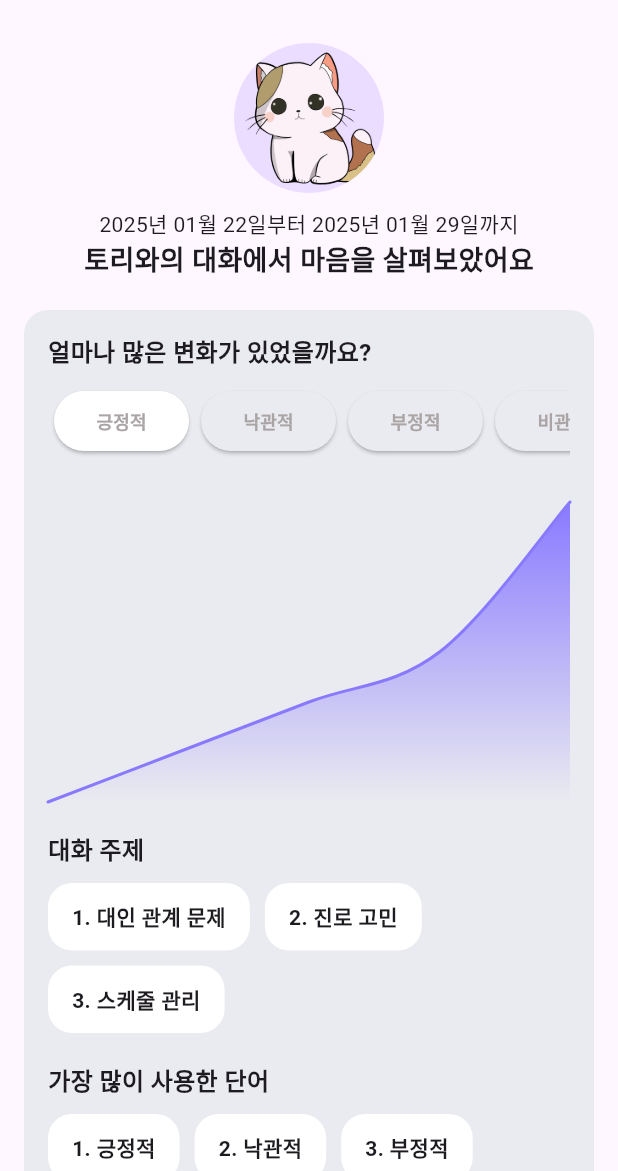
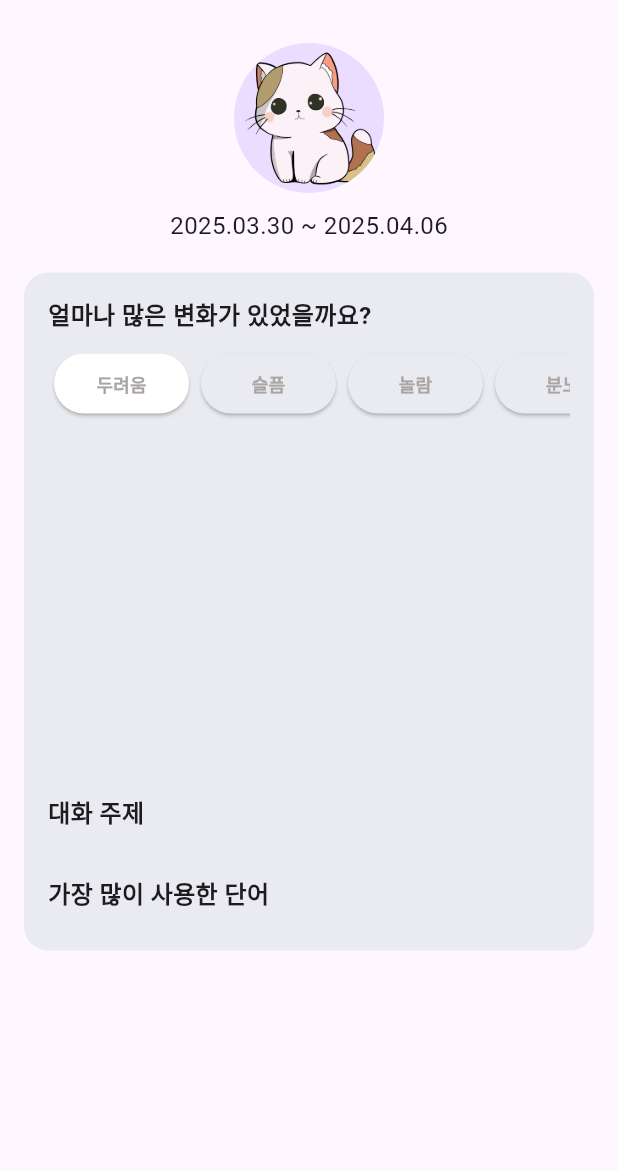
Before and after one commit to KIMjjjjjjjj/A4I, a Flutter app: the weekreport screen opened directly, on a phone screen of 412 x 824 dp, the part 65-1236 px from its top. Run offline on Flutter 3.47's test engine with Material 3 defaults, Android fonts, the phone set to English and light mode, and no system bars; drawn by our look-alikes of fl_chart; our stand-ins replace cloud_firestore, firebase_auth, firebase_core, firebase_storage, flutter_tts, geolocator and 4 more; missing offline and left inert: flutter_naver_map, mailer; accounts and stored records are empty.

Commit message:
first commit week_report feature

```diff
--- a/lib/UI/Report/week_report.dart
+++ b/lib/UI/Report/week_report.dart
@@ -2,6 +2,8 @@ import 'package:cloud_firestore/cloud_firestore.dart';
 import 'package:firebase_auth/firebase_auth.dart';
 import 'package:flutter/material.dart';
 import 'package:fl_chart/fl_chart.dart';
+import 'package:intl/intl.dart';
+import 'package:repos/UI/Report/report_date_range_selector.dart';
 import 'day_report.dart';
 
 class weekreport extends StatefulWidget {
@@ -10,11 +12,56 @@ class weekreport extends StatefulWidget {
 }
 
 class _weekreport extends State<weekreport> {
-  String selectedEmotion = "긍정적";
-  final List<String> emotions = ["긍정적", "낙관적", "부정적", "비관적", "기타"];
-
+  final User? user = FirebaseAuth.instance.currentUser;
+  List<String> topTopics = [];
+  List<String> topKeywords = [];
+  List<FlSpot> emotionSpots = [];
+  DateTime? _startDate = DateTime.now().subtract(Duration(days: 7));
+  DateTime? _endDate = DateTime.now();
+  String selectedEmotion = "두려움";
+  final List<String> emotions = ["두려움", "슬픔", "놀람", "분노", "기쁨", "기타"];
   final TextEditingController percentController = TextEditingController();
 
+  @override
+  void initState() {
+    super.initState();
+    fetchAnalysisData();
+  }
+
+  Future<void> selectEmotionData(String emotion) async {
+    List<Map<String, dynamic>> data = await loadAnalysisData(_startDate!, _endDate!);
+    setState(() {
+      selectedEmotion = emotion;
+      emotionSpots = getEmotions(data, emotion);
+    });
+  }
+
+  Future<void> fetchAnalysisData() async {
+    List<Map<String, dynamic>> data = await loadAnalysisData(_startDate!, _endDate!);
+    setState(() {
+      topTopics = getTopTopics(data, 3);
+      topKeywords = getTopKeywords(data, 5);
+      emotionSpots = getEmotions(data, selectedEmotion);
+    });
+  }
+
+  // 기간별 분석 데이터 조회
+  Future<List<Map<String, dynamic>>> loadAnalysisData(DateTime startDate, DateTime endDate) async {
+    final querySnapshot = await FirebaseFirestore.instance
+        .collection("register")
+        .doc(user?.uid)
+        .collection("chat")
+        .where("timestamp", isGreaterThanOrEqualTo: Timestamp.fromDate(startDate))
+        .where("timestamp", isLessThanOrEqualTo: Timestamp.fromDate(endDate))
+        .orderBy("timestamp")
+        .get();
+
+    final List<Map<String, dynamic>> analysisData = querySnapshot.docs.map((doc) {
+      return doc.data();
+    }).toList();
+
+    return analysisData;
+  }
 
   @override
   Widget build(BuildContext context) {
@@ -23,12 +70,13 @@ class _weekreport extends State<weekreport> {
         leading: IconButton(
           icon: Icon(Icons.event, color: Colors.black),
           onPressed: () async {
-            final selectedDate  = await showDatePicker(
-              context: context,
-              initialDate: DateTime(2025, 1, 1),
-              firstDate: DateTime(2020),
-              lastDate: DateTime(2030),
-            );
+            final pickedRange = await DateRangePicker.selectDateRange(context);
+            if (pickedRange != null) {
+              setState(() {
+                _startDate = pickedRange.start;
+                _endDate = pickedRange.end;
+              });
+            }
           },
         ),
         title: Row(
@@ -91,8 +139,7 @@ class _weekreport extends State<weekreport> {
                     backgroundImage: AssetImage("assets/images/character.png"),
                   ),
                   SizedBox(height: 10),
-                  Text("2025년 01월 22일부터 2025년 01월 29일까지", style: TextStyle(fontSize: 14)),
-                  Text("토리와의 대화에서 마음을 살펴보았어요", style: TextStyle(fontSize: 18, fontWeight: FontWeight.bold)),
+                  Text('${DateFormat('yyyy.MM.dd').format(_startDate!)} ~ ${DateFormat('yyyy.MM.dd').format(_endDate!)}', style: TextStyle(fontSize: 16)),
                 ],
               ),
             ),
@@ -112,13 +159,14 @@ class _weekreport extends State<weekreport> {
                     scrollDirection: Axis.horizontal,
                     child: Row(
                       mainAxisAlignment: MainAxisAlignment.start,
-                      children: ["긍정적", "낙관적", "부정적", "비관적", "기타"].map((test) {
+                      children: emotions.map((test) {
                         return Padding(
                           padding: EdgeInsets.symmetric(horizontal: 4.0),
                           child: ElevatedButton(
                             onPressed: () {
                               setState(() {
                                 selectedEmotion = test;
+                                selectEmotionData(test);
                               });
                             },
                             style: ElevatedButton.styleFrom(
@@ -151,13 +199,7 @@ class _weekreport extends State<weekreport> {
                         backgroundColor: Color(0xFFEAEBF0),
                         lineBarsData: [
                           LineChartBarData(
-                            spots: [
-                              FlSpot(0, 20),
-                              FlSpot(1, 25),
-                              FlSpot(2, 30),
-                              FlSpot(3, 35),
-                              FlSpot(4, 50),
-                            ],
+                            spots: emotionSpots,
                             isCurved: true,
                             color: Color(0xFF8979FF),
                             barWidth: 2,
@@ -186,14 +228,14 @@ class _weekreport extends State<weekreport> {
                     spacing: 10,
                     runSpacing: 10,
                     children: [
-                      for (var text in ["1. 대인 관계 문제", "2. 진로 고민", "3. 스케줄 관리"])
+                      for (int i = 0; i < topTopics.length; i++)
                         Container(
                           padding: EdgeInsets.symmetric(vertical: 12, horizontal: 16),
                           decoration: BoxDecoration(
                             color: Colors.white,
                             borderRadius: BorderRadius.circular(16),
                           ),
-                          child: Text(text, style: TextStyle(fontSize: 14, fontWeight: FontWeight.bold)),
+                          child: Text('${i + 1}. ${topTopics[i]}', style: TextStyle(fontSize: 14, fontWeight: FontWeight.bold)),
                         ),
                     ],
                   ),
@@ -204,14 +246,14 @@ class _weekreport extends State<weekreport> {
                     spacing: 10,
                     runSpacing: 10,
                     children: [
-                      for (var text in ["1. 긍정적", "2. 낙관적", "3. 부정적", "4. 비관적", "5. 기타"])
+                      for (int i = 0; i < topKeywords.length; i++)
                         Container(
                           padding: EdgeInsets.symmetric(vertical: 12, horizontal: 16),
                           decoration: BoxDecoration(
                             color: Colors.white,
                             borderRadius: BorderRadius.circular(16),
                           ),
-                          child: Text(text, style: TextStyle(fontSize: 14, fontWeight: FontWeight.bold)),
+                          child: Text('${i + 1}. ${topKeywords[i]}', style: TextStyle(fontSize: 14, fontWeight: FontWeight.bold)),
                         ),
                     ],
                   ),
@@ -223,4 +265,51 @@ class _weekreport extends State<weekreport> {
       ),
     );
   }
+
+  // 감정 강도 추이 변화
+  List<FlSpot> getEmotions(List<Map<String, dynamic>> data, String emotion) {
+    final filtered = data
+        .where((doc) => doc['emotion'] == emotion)
+        .toList();
+
+    filtered.sort((a, b) => (a['timestamp'] as Timestamp).compareTo(b['timestamp'] as Timestamp));
+    List<FlSpot> spots = [];
+
+    for (int i = 0; i < filtered.length; i++) {
+      final intensity = filtered[i]['emotion_intensity'] ?? 0.0;
+      spots.add(FlSpot(i.toDouble(), intensity.toDouble()));
+    }
+    return spots;
+  }
+
+  // 토픽 빈도 Top3
+  List<String> getTopTopics(List<Map<String, dynamic>> data, int n) {
+    final Map<String, int> topicCounts = {};
+    for (var doc in data) {
+      if (doc['topic'] != null) {
+        final topics = doc['topic'].split(',').map((t) => t.trim());
+        for (var topic in topics) {
+          topicCounts[topic] = (topicCounts[topic] ?? 0) + 1;
+        }
+      }
+    }
+    final sorted = topicCounts.entries.toList()
+      ..sort((a, b) => b.value.compareTo(a.value));
+    return sorted.take(n).map((e) => e.key).toList();
+  }
+
+  // 키워드 Top5
+  List<String> getTopKeywords(List<Map<String, dynamic>> data, int n) {
+    final Map<String, int> keywordCounts = {};
+    for (var doc in data) {
+      if (doc['keywords'] != null) {
+        for (String keword in List<String>.from(doc['keywords'])) {
+          keywordCounts[keword] = (keywordCounts[keword] ?? 0) + 1;
+        }
+      }
+    }
+    final sorted = keywordCounts.entries.toList()
+      ..sort((a, b) => b.value.compareTo(a.value));
+    return sorted.take(n).map((e) => e.key).toList();
+  }
 }
--- a/lib/UI/chatbot/prompts.dart
+++ b/lib/UI/chatbot/prompts.dart
@@ -113,7 +113,7 @@ Future<Map<String, String>> loadPrompts() async {
                     예시:
                       - 입력: "요즘 기말고사 준비 때문에 시간이 너무 부족해"
                         출력: ["기말고사", "시간 부족"]
-          - "emotion": 메시지에서 가장 강하게 느껴지는 감정을 하나 선택해줘 (예: "행복", "분노", "슬픔", "불안", "놀람", "평온") //긍정적, 낙관적, 비관적, 부정적, 기타
+          - "emotion": 메시지에서 가장 강하게 느껴지는 감정을 다음 카테고리에서 하나 선택해줘 (카테고리: "기쁨", "슬픔", "놀람", "분노", "두려움", "기타")
           - "emotion_intensity": 감정 강도를 0~1 사이 값으로 반환해줘
                     - 감정 강도가 높을수록 해당 감정이 강렬함을 의미해
           - "summary": 메시지를 요약하여 1~2문장으로 정리해줘
```
Also changed, not shown: lib/UI/Report/report_date_range_selector.dart (added, +26 -0 lines), pubspec.lock.
